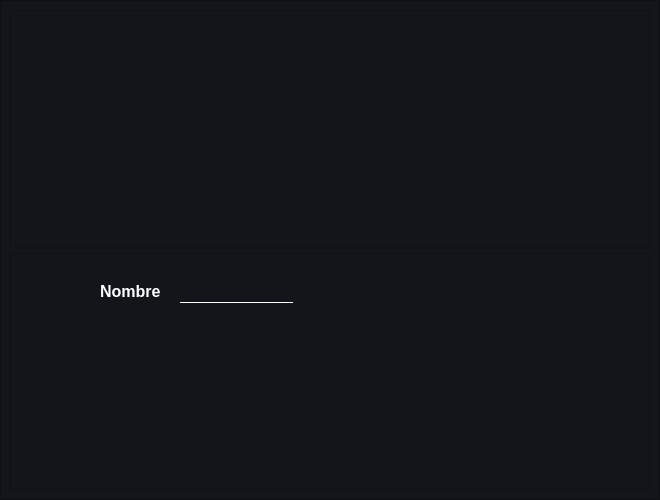
juanignaciocansillieri/Proyecto-Final, file Interfaces/main/nuevo_producto_ui.ui: the form before one commit.
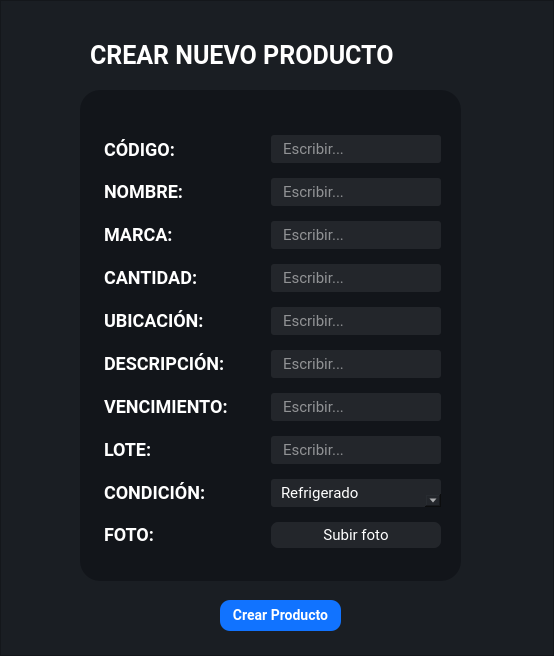
The form after the commit.

Commit message: Agregar producto window

The edit to the form file:
```diff
--- a/Interfaces/main/nuevo_producto_ui.ui
+++ b/Interfaces/main/nuevo_producto_ui.ui
@@ -6,14 +6,20 @@
    <rect>
     <x>0</x>
     <y>0</y>
-    <width>660</width>
-    <height>500</height>
+    <width>554</width>
+    <height>656</height>
    </rect>
   </property>
+  <property name="minimumSize">
+   <size>
+    <width>0</width>
+    <height>0</height>
+   </size>
+  </property>
   <property name="maximumSize">
    <size>
     <width>700</width>
-    <height>500</height>
+    <height>700</height>
    </size>
   </property>
   <property name="windowTitle">
@@ -39,7 +45,7 @@
     <item>
      <widget class="QFrame" name="frame">
       <property name="styleSheet">
-       <string notr="true">    background-color: #12151a;
+       <string notr="true"> background-color: #1a1e23;
 </string>
       </property>
       <property name="frameShape">
@@ -48,82 +54,597 @@
       <property name="frameShadow">
        <enum>QFrame::Raised</enum>
       </property>
-      <layout class="QVBoxLayout" name="verticalLayout_2">
-       <item>
-        <widget class="QFrame" name="frame_2">
-         <property name="maximumSize">
-          <size>
-           <width>16777215</width>
-           <height>257</height>
-          </size>
+      <widget class="QFrame" name="frame_3">
+       <property name="geometry">
+        <rect>
+         <x>80</x>
+         <y>90</y>
+         <width>381</width>
+         <height>491</height>
+        </rect>
+       </property>
+       <property name="styleSheet">
+        <string notr="true">background-color: #12151a;
+border-radius: 20px;</string>
+       </property>
+       <property name="frameShape">
+        <enum>QFrame::StyledPanel</enum>
+       </property>
+       <property name="frameShadow">
+        <enum>QFrame::Raised</enum>
+       </property>
+       <widget class="QWidget" name="formLayoutWidget">
+        <property name="geometry">
+         <rect>
+          <x>20</x>
+          <y>20</y>
+          <width>341</width>
+          <height>461</height>
+         </rect>
+        </property>
+        <layout class="QFormLayout" name="formLayout">
+         <property name="horizontalSpacing">
+          <number>38</number>
          </property>
-         <property name="frameShape">
-          <enum>QFrame::StyledPanel</enum>
+         <property name="verticalSpacing">
+          <number>0</number>
          </property>
-         <property name="frameShadow">
-          <enum>QFrame::Raised</enum>
+         <property name="leftMargin">
+          <number>0</number>
          </property>
-        </widget>
-       </item>
-       <item>
-        <widget class="QFrame" name="frame_3">
-         <property name="frameShape">
-          <enum>QFrame::StyledPanel</enum>
+         <property name="topMargin">
+          <number>22</number>
          </property>
-         <property name="frameShadow">
-          <enum>QFrame::Raised</enum>
+         <property name="rightMargin">
+          <number>0</number>
          </property>
-         <widget class="QLabel" name="label_5">
-          <property name="geometry">
-           <rect>
-            <x>90</x>
-            <y>30</y>
-            <width>71</width>
-            <height>16</height>
-           </rect>
-          </property>
-          <property name="font">
-           <font>
-            <family>MS Sans Serif</family>
-            <pointsize>12</pointsize>
-            <weight>75</weight>
-            <bold>true</bold>
-           </font>
-          </property>
-          <property name="styleSheet">
-           <string notr="true">color : #fff</string>
-          </property>
-          <property name="text">
-           <string>Nombre</string>
-          </property>
-         </widget>
-         <widget class="QLineEdit" name="lineEdit">
-          <property name="geometry">
-           <rect>
-            <x>170</x>
-            <y>30</y>
-            <width>113</width>
-            <height>20</height>
-           </rect>
-          </property>
-          <property name="font">
-           <font>
-            <pointsize>-1</pointsize>
-           </font>
-          </property>
-          <property name="styleSheet">
-           <string notr="true">color: #fff;
-font-size: 12px;
-border-top:0px;
-border-bottom: 1px solid #fff;</string>
-          </property>
-          <property name="text">
-           <string/>
-          </property>
-         </widget>
-        </widget>
-       </item>
-      </layout>
+         <property name="bottomMargin">
+          <number>3</number>
+         </property>
+         <item row="0" column="0">
+          <widget class="QLabel" name="label_2">
+           <property name="styleSheet">
+            <string notr="true">font-family: Roboto;
+font-weight: bold;
+font-size: 18px;
+color: #fff;
+margin-top:5px</string>
+           </property>
+           <property name="text">
+            <string>CÓDIGO:</string>
+           </property>
+          </widget>
+         </item>
+         <item row="1" column="0">
+          <widget class="QLabel" name="label_3">
+           <property name="styleSheet">
+            <string notr="true">font-family: Roboto;
+font-weight: bold;
+font-size: 18px;
+color: #fff;
+margin-top:15px</string>
+           </property>
+           <property name="text">
+            <string>NOMBRE:</string>
+           </property>
+          </widget>
+         </item>
+         <item row="0" column="1">
+          <widget class="QLineEdit" name="lineEdit">
+           <property name="minimumSize">
+            <size>
+             <width>0</width>
+             <height>28</height>
+            </size>
+           </property>
+           <property name="styleSheet">
+            <string notr="true">QLineEdit{
+background-color: #23262b;
+border-radius: 3px;
+padding: 4 10px;
+color: #fff;
+font-family:Roboto;
+margin-top: 3px;
+border: none;
+font-size:15px;
+font-weight: 400;
+
+}
+
+
+QLineEdit:focus{
+}</string>
+           </property>
+           <property name="placeholderText">
+            <string>Escribir...</string>
+           </property>
+          </widget>
+         </item>
+         <item row="1" column="1">
+          <widget class="QLineEdit" name="lineEdit_2">
+           <property name="minimumSize">
+            <size>
+             <width>0</width>
+             <height>28</height>
+            </size>
+           </property>
+           <property name="styleSheet">
+            <string notr="true">QLineEdit{
+background-color: #23262b;
+border-radius: 3px;
+padding: 4 10px;
+color: #fff;
+font-family:Roboto;
+margin-top: 3px;
+border: none;
+font-size:15px;
+font-weight: 400;
+margin-top:15px
+}
+
+
+QLineEdit:focus{
+}</string>
+           </property>
+           <property name="placeholderText">
+            <string>Escribir...</string>
+           </property>
+          </widget>
+         </item>
+         <item row="2" column="1">
+          <widget class="QLineEdit" name="lineEdit_3">
+           <property name="minimumSize">
+            <size>
+             <width>0</width>
+             <height>28</height>
+            </size>
+           </property>
+           <property name="styleSheet">
+            <string notr="true">QLineEdit{
+background-color: #23262b;
+border-radius: 3px;
+padding: 4 10px;
+color: #fff;
+font-family:Roboto;
+margin-top: 3px;
+border: none;
+font-size:15px;
+font-weight: 400;
+margin-top:15px
+}
+
+
+QLineEdit:focus{
+}</string>
+           </property>
+           <property name="placeholderText">
+            <string>Escribir...</string>
+           </property>
+          </widget>
+         </item>
+         <item row="2" column="0">
+          <widget class="QLabel" name="label_4">
+           <property name="styleSheet">
+            <string notr="true">font-family: Roboto;
+font-weight: bold;
+font-size: 18px;
+color: #fff;
+margin-top:15px</string>
+           </property>
+           <property name="text">
+            <string>MARCA:</string>
+           </property>
+          </widget>
+         </item>
+         <item row="3" column="0">
+          <widget class="QLabel" name="label_5">
+           <property name="styleSheet">
+            <string notr="true">font-family: Roboto;
+font-weight: bold;
+font-size: 18px;
+color: #fff;
+margin-top:15px</string>
+           </property>
+           <property name="text">
+            <string>CANTIDAD:</string>
+           </property>
+          </widget>
+         </item>
+         <item row="3" column="1">
+          <widget class="QLineEdit" name="lineEdit_4">
+           <property name="minimumSize">
+            <size>
+             <width>0</width>
+             <height>28</height>
+            </size>
+           </property>
+           <property name="styleSheet">
+            <string notr="true">QLineEdit{
+background-color: #23262b;
+border-radius: 3px;
+padding: 4 10px;
+color: #fff;
+font-family:Roboto;
+margin-top: 3px;
+border: none;
+font-size:15px;
+font-weight: 400;
+margin-top:15px
+}
+
+
+QLineEdit:focus{
+}</string>
+           </property>
+           <property name="placeholderText">
+            <string>Escribir...</string>
+           </property>
+          </widget>
+         </item>
+         <item row="4" column="0">
+          <widget class="QLabel" name="label_6">
+           <property name="styleSheet">
+            <string notr="true">font-family: Roboto;
+font-weight: bold;
+font-size: 18px;
+color: #fff;
+margin-top:15px</string>
+           </property>
+           <property name="text">
+            <string>UBICACIÓN:</string>
+           </property>
+          </widget>
+         </item>
+         <item row="4" column="1">
+          <widget class="QLineEdit" name="lineEdit_5">
+           <property name="minimumSize">
+            <size>
+             <width>0</width>
+             <height>28</height>
+            </size>
+           </property>
+           <property name="styleSheet">
+            <string notr="true">QLineEdit{
+background-color: #23262b;
+border-radius: 3px;
+padding: 4 10px;
+color: #fff;
+font-family:Roboto;
+margin-top: 3px;
+border: none;
+font-size:15px;
+font-weight: 400;
+margin-top:15px
+}
+
+
+QLineEdit:focus{
+}</string>
+           </property>
+           <property name="placeholderText">
+            <string>Escribir...</string>
+           </property>
+          </widget>
+         </item>
+         <item row="5" column="0">
+          <widget class="QLabel" name="label_8">
+           <property name="styleSheet">
+            <string notr="true">font-family: Roboto;
+font-weight: bold;
+font-size: 18px;
+color: #fff;
+margin-top:15px</string>
+           </property>
+           <property name="text">
+            <string>DESCRIPCIÓN:</string>
+           </property>
+          </widget>
+         </item>
+         <item row="7" column="0">
+          <widget class="QLabel" name="label_7">
+           <property name="styleSheet">
+            <string notr="true">font-family: Roboto;
+font-weight: bold;
+font-size: 18px;
+color: #fff;
+margin-top:15px</string>
+           </property>
+           <property name="text">
+            <string>VENCIMIENTO:</string>
+           </property>
+          </widget>
+         </item>
+         <item row="5" column="1">
+          <widget class="QLineEdit" name="lineEdit_7">
+           <property name="minimumSize">
+            <size>
+             <width>0</width>
+             <height>28</height>
+            </size>
+           </property>
+           <property name="styleSheet">
+            <string notr="true">QLineEdit{
+background-color: #23262b;
+border-radius: 3px;
+padding: 4 10px;
+color: #fff;
+font-family:Roboto;
+margin-top: 3px;
+border: none;
+font-size:15px;
+font-weight: 400;
+margin-top:15px
+}
+
+
+QLineEdit:focus{
+}</string>
+           </property>
+           <property name="placeholderText">
+            <string>Escribir...</string>
+           </property>
+          </widget>
+         </item>
+         <item row="7" column="1">
+          <widget class="QLineEdit" name="lineEdit_6">
+           <property name="minimumSize">
+            <size>
+             <width>0</width>
+             <height>28</height>
+            </size>
+           </property>
+           <property name="styleSheet">
+            <string notr="true">QLineEdit{
+background-color: #23262b;
+border-radius: 3px;
+padding: 4 10px;
+color: #fff;
+font-family:Roboto;
+margin-top: 3px;
+border: none;
+font-size:15px;
+font-weight: 400;
+margin-top:15px
+}
+
+
+QLineEdit:focus{
+}</string>
+           </property>
+           <property name="placeholderText">
+            <string>Escribir...</string>
+           </property>
+          </widget>
+         </item>
+         <item row="9" column="0">
+          <widget class="QLabel" name="label_9">
+           <property name="styleSheet">
+            <string notr="true">font-family: Roboto;
+font-weight: bold;
+font-size: 18px;
+color: #fff;
+margin-top:15px</string>
+           </property>
+           <property name="text">
+            <string>LOTE:</string>
+           </property>
+          </widget>
+         </item>
+         <item row="9" column="1">
+          <widget class="QLineEdit" name="lineEdit_8">
+           <property name="minimumSize">
+            <size>
+             <width>0</width>
+             <height>28</height>
+            </size>
+           </property>
+           <property name="styleSheet">
+            <string notr="true">QLineEdit{
+background-color: #23262b;
+border-radius: 3px;
+padding: 4 10px;
+color: #fff;
+font-family:Roboto;
+margin-top: 3px;
+border: none;
+font-size:15px;
+font-weight: 400;
+margin-top:15px
+}
+
+
+QLineEdit:focus{
+}</string>
+           </property>
+           <property name="placeholderText">
+            <string>Escribir...</string>
+           </property>
+          </widget>
+         </item>
+         <item row="10" column="0">
+          <widget class="QLabel" name="label_10">
+           <property name="styleSheet">
+            <string notr="true">font-family: Roboto;
+font-weight: bold;
+font-size: 18px;
+color: #fff;
+margin-top:15px</string>
+           </property>
+           <property name="text">
+            <string>CONDICIÓN:</string>
+           </property>
+          </widget>
+         </item>
+         <item row="11" column="0">
+          <widget class="QLabel" name="label_11">
+           <property name="styleSheet">
+            <string notr="true">font-family: Roboto;
+font-weight: bold;
+font-size: 18px;
+color: #fff;
+margin-top:15px</string>
+           </property>
+           <property name="text">
+            <string>FOTO:</string>
+           </property>
+          </widget>
+         </item>
+         <item row="10" column="1">
+          <widget class="QComboBox" name="comboBox">
+           <property name="styleSheet">
+            <string notr="true">
+background-color: #23262b;
+border-radius: 3px;
+padding: 4 10px;
+color: #fff;
+font-family:Roboto;
+margin-top: 3px;
+border: none;
+font-size:15px;
+font-weight: 400;
+margin-top:15px
+
+
+</string>
+           </property>
+           <property name="currentText">
+            <string>Refrigerado</string>
+           </property>
+           <property name="currentIndex">
+            <number>0</number>
+           </property>
+           <property name="maxVisibleItems">
+            <number>2</number>
+           </property>
+           <property name="insertPolicy">
+            <enum>QComboBox::InsertAfterCurrent</enum>
+           </property>
+           <property name="duplicatesEnabled">
+            <bool>false</bool>
+           </property>
+           <property name="frame">
+            <bool>true</bool>
+           </property>
+           <item>
+            <property name="text">
+             <string>Refrigerado</string>
+            </property>
+           </item>
+           <item>
+            <property name="text">
+             <string>Inflamable</string>
+            </property>
+           </item>
+           <item>
+            <property name="text">
+             <string/>
+            </property>
+           </item>
+          </widget>
+         </item>
+         <item row="11" column="1">
+          <widget class="QPushButton" name="subirFoto_btn">
+           <property name="maximumSize">
+            <size>
+             <width>16777215</width>
+             <height>16777215</height>
+            </size>
+           </property>
+           <property name="cursor">
+            <cursorShape>PointingHandCursor</cursorShape>
+           </property>
+           <property name="styleSheet">
+            <string notr="true">QPushButton{
+background-color: #23262b;
+border-radius: 7px;
+padding: 4 10px;
+color: #fff;
+font-family:Roboto;
+margin-top: 3px;
+border: none;
+font-size:15px;
+font-weight: 400;
+margin-top:15px
+}
+QPushButton:hover{
+background-color: rgba(255,255,255,10);
+
+}</string>
+           </property>
+           <property name="text">
+            <string>Subir foto</string>
+           </property>
+          </widget>
+         </item>
+        </layout>
+       </widget>
+      </widget>
+      <widget class="QLabel" name="label">
+       <property name="geometry">
+        <rect>
+         <x>90</x>
+         <y>10</y>
+         <width>311</width>
+         <height>91</height>
+        </rect>
+       </property>
+       <property name="font">
+        <font>
+         <family>Roboto</family>
+         <pointsize>-1</pointsize>
+         <weight>75</weight>
+         <bold>true</bold>
+        </font>
+       </property>
+       <property name="styleSheet">
+        <string notr="true">font-family: Roboto;
+font-weight: bold;
+font-size: 25px;
+color: #fff;
+background:none;</string>
+       </property>
+       <property name="text">
+        <string>CREAR NUEVO PRODUCTO</string>
+       </property>
+      </widget>
+      <widget class="QPushButton" name="pushButton">
+       <property name="geometry">
+        <rect>
+         <x>220</x>
+         <y>600</y>
+         <width>121</width>
+         <height>31</height>
+        </rect>
+       </property>
+       <property name="font">
+        <font>
+         <family>Roboto</family>
+         <pointsize>-1</pointsize>
+         <weight>75</weight>
+         <bold>true</bold>
+        </font>
+       </property>
+       <property name="cursor">
+        <cursorShape>PointingHandCursor</cursorShape>
+       </property>
+       <property name="styleSheet">
+        <string notr="true">QPushButton{
+background-color: #1173ff;
+color: #fff;
+border-radius:10px;
+font-weight:bold;
+font-family:Roboto;
+font-size: 14px
+
+}
+QPushButton:hover{
+background-color: #45a9f0;
+}</string>
+       </property>
+       <property name="text">
+        <string>Crear Producto</string>
+       </property>
+      </widget>
      </widget>
     </item>
    </layout>
```
Left out of the diff: 4 changed lines with no effect on the pictures. The commit also changes 3 other files.
